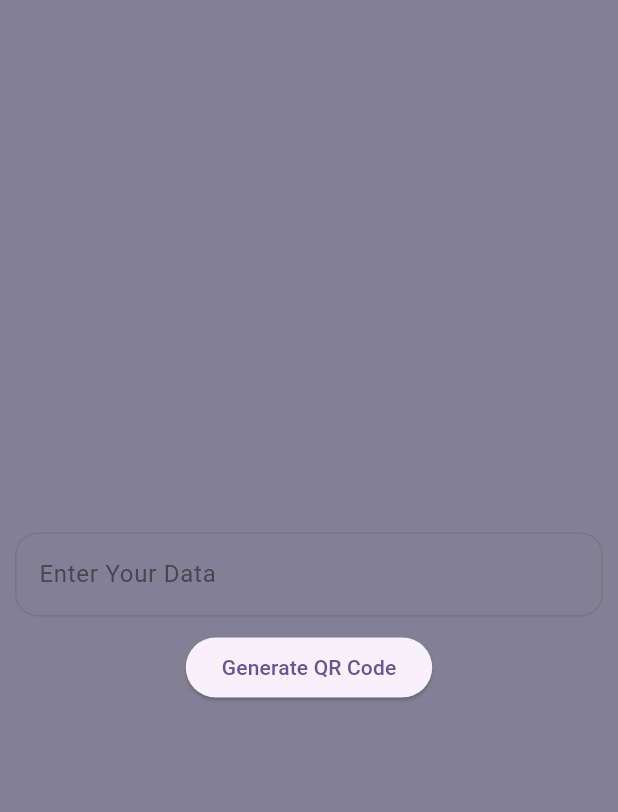
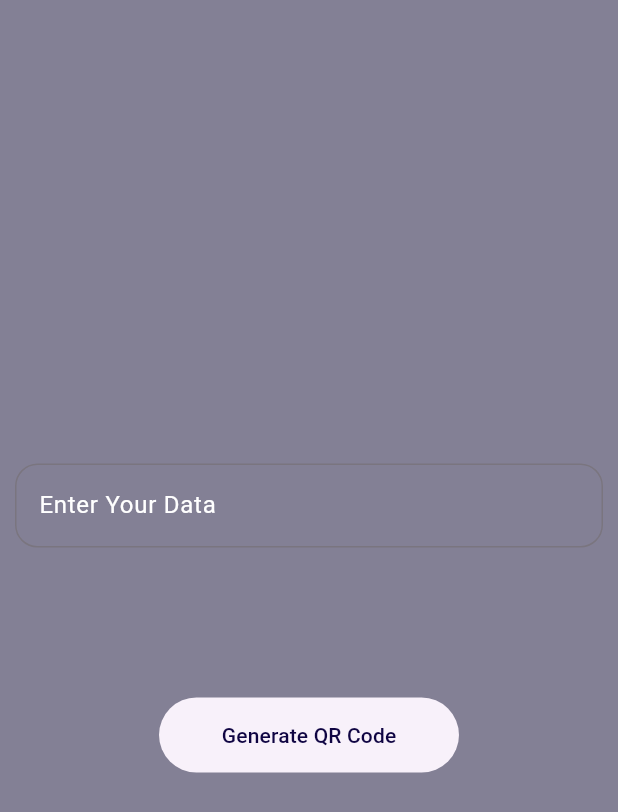
Before and after one commit to Krishna311203/qr_code_scanner_generator_flutter, a Flutter app: the GenerateQRCode screen opened directly, on a phone screen of 412 x 824 dp. Shown: the top 812 px of the screen. Run offline on Flutter 3.47's test engine with Material 3 defaults, Android fonts, the phone set to English and light mode, and no system bars; our stand-ins replace qr_flutter; missing offline and left inert: flutter_barcode_scanner.

Commit message:
project complete

```diff
--- a/lib/generate_qr_code.dart
+++ b/lib/generate_qr_code.dart
@@ -25,7 +25,7 @@ class _GenerateQRCodeState extends State<GenerateQRCode> {
                   ? Column(
                       children: [
                         Container(
-                          padding: EdgeInsets.all(10),
+                          padding: const EdgeInsets.all(10),
                           decoration: BoxDecoration(
                             borderRadius: BorderRadius.circular(10),
                             color: Colors.white,
@@ -48,23 +48,32 @@ class _GenerateQRCodeState extends State<GenerateQRCode> {
                             borderRadius: BorderRadius.circular(15),
                           ),
                           labelText: 'Enter Your Data',
+                          labelStyle: const TextStyle(color: Colors.white),
                         ),
+                        style: const TextStyle(color: Colors.white),
                       ),
                     ),
-              const SizedBox(height: 10),
+              const SizedBox(height: 100),
               ElevatedButton(
                 onPressed: () {
                   if (isQRCodeGenerated) {
                     urlController.clear();
                     isQRCodeGenerated = false;
-                  } else if(urlController.text.isNotEmpty) {
+                  } else if (urlController.text.isNotEmpty) {
                     isQRCodeGenerated = true;
                   }
                   setState(() {});
                 },
-                child: Text(isQRCodeGenerated
-                    ? "Create Another QR Code"
-                    : "Generate QR Code"),
+                style: ElevatedButton.styleFrom(
+                  elevation: 0,
+                  minimumSize: const Size(200, 50),
+                ),
+                child: Text(
+                  isQRCodeGenerated
+                      ? "Create Another QR Code"
+                      : "Generate QR Code",
+                  style: const TextStyle(color: Color(0xff0f0442)),
+                ),
               ),
             ],
           ),
```
Also changed, not shown: lib/scan_qr_code.dart (+72 -3 lines), 37 other files.
